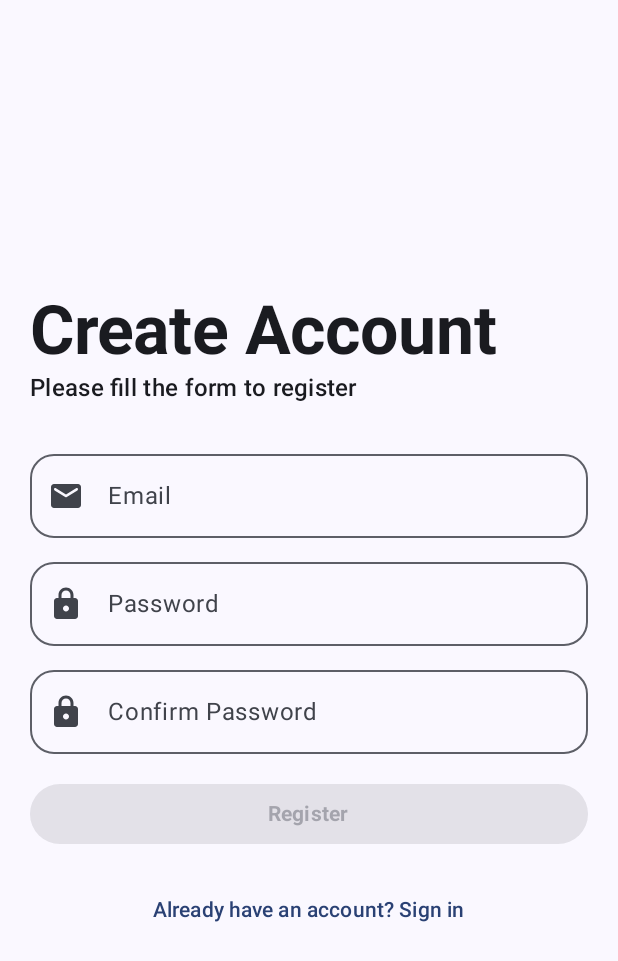
After one commit to mraihanprtm/voltix, an Android app built with Jetpack Compose: the RegisterScreen screen opened through its navigation route, on a phone screen of 412 x 824 dp. The commit adds this screen. Shown: the top 961 px of the screen. Run offline under Robolectric (Android 15) with nearby library versions, the phone set to English and light mode, and no system bars; our stand-ins replace Dagger/Hilt's generated code, Firebase (no records; nobody signed in at launch, a user with empty details on screens opened directly).

Commit message:
feat : login and register
support login and register via Email/Password or Google

```diff
--- a/app/src/main/java/com/example/voltix/MainActivity.kt
+++ b/app/src/main/java/com/example/voltix/MainActivity.kt
@@ -5,9 +5,10 @@ import androidx.activity.ComponentActivity
 import androidx.activity.compose.setContent
 import androidx.compose.material3.MaterialTheme
 import androidx.compose.material3.Surface
-import com.example.voltix.ui.pages.auth.LoginScreen
-import com.example.voltix.ui.pages.home.HomeScreen
+import androidx.hilt.navigation.compose.hiltViewModel
+import com.example.voltix.ui.components.AppNavigation
 import com.example.voltix.ui.theme.VoltixAppTheme
+import com.example.voltix.viewmodel.auth.LoginViewModel
 import dagger.hilt.android.AndroidEntryPoint
 
 @AndroidEntryPoint
@@ -17,8 +18,8 @@ class MainActivity : ComponentActivity() {
         setContent {
             VoltixAppTheme {
                 Surface(color = MaterialTheme.colorScheme.background) {
-//                    LoginScreen()
-                    HomeScreen()
+                    val loginViewModel: LoginViewModel = hiltViewModel()
+                    AppNavigation(loginViewModel = loginViewModel)
                 }
             }
         }
--- /dev/null
+++ b/app/src/main/java/com/example/voltix/ui/components/Navigation.kt
@@ -0,0 +1,71 @@
+package com.example.voltix.ui.components
+
+import androidx.compose.runtime.Composable
+import androidx.compose.runtime.LaunchedEffect
+import androidx.compose.runtime.collectAsState
+import androidx.compose.runtime.getValue
+import androidx.navigation.NavHostController
+import androidx.navigation.compose.NavHost
+import androidx.navigation.compose.composable
+import androidx.navigation.compose.rememberNavController
+import com.example.voltix.data.remote.response.AuthResponse
+import com.example.voltix.ui.pages.auth.LoginScreen
+import com.example.voltix.ui.pages.auth.RegisterScreen
+import com.example.voltix.ui.pages.home.HomeScreen
+import com.example.voltix.viewmodel.auth.LoginViewModel
+import com.google.firebase.auth.FirebaseAuth
+
+@Composable
+fun AppNavigation(
+    navController: NavHostController = rememberNavController(),
+    loginViewModel: LoginViewModel
+) {
+    val currentUser = FirebaseAuth.getInstance().currentUser
+    val startDestination = if (currentUser != null) "home" else "login"
+
+    val loginState by loginViewModel.loginState.collectAsState()
+
+    // Observe login state changes
+    LaunchedEffect(loginState) {
+        if (loginState is AuthResponse.Success) {
+            navController.navigate("home") {
+                popUpTo("login") { inclusive = true }
+            }
+        }
+    }
+
+    NavHost(navController = navController, startDestination = startDestination) {
+        composable("login") {
+            LoginScreen(
+                loginViewModel = loginViewModel,
+                navigateToRegister = {
+                    navController.navigate("register")
+                }
+            )
+        }
+
+        composable("register") {
+            RegisterScreen(
+                onRegisterSuccess = {
+                    navController.navigate("home") {
+                        popUpTo("login") { inclusive = true }
+                    }
+                },
+                navigateToLogin = {
+                    navController.popBackStack()
+                }
+            )
+        }
+
+        composable("home") {
+            HomeScreen(
+                onSignOut = {
+                    FirebaseAuth.getInstance().signOut()
+                    navController.navigate("login") {
+                        popUpTo("home") { inclusive = true }
+                    }
+                }
+            )
+        }
+    }
+}
--- /dev/null
+++ b/app/src/main/java/com/example/voltix/ui/pages/auth/RegisterScreen.kt
@@ -0,0 +1,112 @@
+package com.example.voltix.ui.pages.auth
+
+import androidx.compose.foundation.layout.*
+import androidx.compose.foundation.shape.RoundedCornerShape
+import androidx.compose.material.icons.Icons
+import androidx.compose.material.icons.rounded.Email
+import androidx.compose.material.icons.rounded.Lock
+import androidx.compose.material3.*
+import androidx.compose.runtime.*
+import androidx.compose.ui.Alignment
+import androidx.compose.ui.Modifier
+import androidx.compose.ui.text.font.FontWeight
+import androidx.compose.ui.text.input.PasswordVisualTransformation
+import androidx.compose.ui.unit.dp
+import androidx.hilt.navigation.compose.hiltViewModel
+import com.example.voltix.data.remote.response.AuthResponse
+import com.example.voltix.viewmodel.auth.RegisterViewModel
+
+@Composable
+fun RegisterScreen(
+    registerViewModel: RegisterViewModel = hiltViewModel(),
+    onRegisterSuccess: () -> Unit,
+    navigateToLogin: () -> Unit
+) {
+    var email by remember { mutableStateOf("") }
+    var password by remember { mutableStateOf("") }
+    var confirmPassword by remember { mutableStateOf("") }
+
+    val registerState by registerViewModel.registerState.collectAsState()
+
+    LaunchedEffect(registerState) {
+        if (registerState is AuthResponse.Success) {
+            onRegisterSuccess()
+        }
+    }
+
+    Column(
+        modifier = Modifier
+            .fillMaxSize()
+            .padding(20.dp),
+        verticalArrangement = Arrangement.Center
+    ) {
+        Text("Create Account", style = MaterialTheme.typography.displayMedium, fontWeight = FontWeight.Bold)
+        Text("Please fill the form to register", style = MaterialTheme.typography.titleMedium)
+
+        Spacer(modifier = Modifier.height(32.dp))
+
+        OutlinedTextField(
+            value = email,
+            onValueChange = { email = it },
+            placeholder = { Text("Email") },
+            leadingIcon = { Icon(Icons.Rounded.Email, contentDescription = null) },
+            shape = RoundedCornerShape(16.dp),
+            modifier = Modifier.fillMaxWidth()
+        )
+
+        Spacer(modifier = Modifier.height(16.dp))
+
+        OutlinedTextField(
+            value = password,
+            onValueChange = { password = it },
+            placeholder = { Text("Password") },
+            leadingIcon = { Icon(Icons.Rounded.Lock, contentDescription = null) },
+            visualTransformation = PasswordVisualTransformation(),
+            shape = RoundedCornerShape(16.dp),
+            modifier = Modifier.fillMaxWidth()
+        )
+
+        Spacer(modifier = Modifier.height(16.dp))
+
+        OutlinedTextField(
+            value = confirmPassword,
+            onValueChange = { confirmPassword = it },
+            placeholder = { Text("Confirm Password") },
+            leadingIcon = { Icon(Icons.Rounded.Lock, contentDescription = null) },
+            visualTransformation = PasswordVisualTransformation(),
+            shape = RoundedCornerShape(16.dp),
+            modifier = Modifier.fillMaxWidth()
+        )
+
+        Spacer(modifier = Modifier.height(16.dp))
+
+        Button(
+            onClick = {
+                if (password == confirmPassword) {
+                    registerViewModel.registerWithEmail(email, password)
+                }
+            },
+            modifier = Modifier.fillMaxWidth(),
+            enabled = email.isNotEmpty() && password.isNotEmpty() && password == confirmPassword
+        ) {
+            Text("Register", fontWeight = FontWeight.Bold)
+        }
+
+        Spacer(modifier = Modifier.height(16.dp))
+
+        TextButton(
+            onClick = navigateToLogin,
+            modifier = Modifier.align(Alignment.CenterHorizontally)
+        ) {
+            Text("Already have an account? Sign in")
+        }
+
+        if (registerState is AuthResponse.Error) {
+            Text((registerState as AuthResponse.Error).message, color = MaterialTheme.colorScheme.error)
+        }
+
+        if (password != confirmPassword && confirmPassword.isNotEmpty()) {
+            Text("Passwords do not match", color = MaterialTheme.colorScheme.error)
+        }
+    }
+}
--- a/app/src/main/java/com/example/voltix/ui/pages/home/HomeScreen.kt
+++ b/app/src/main/java/com/example/voltix/ui/pages/home/HomeScreen.kt
@@ -1,39 +1,57 @@
 package com.example.voltix.ui.pages.home
 
-import androidx.compose.foundation.Image
 import androidx.compose.foundation.layout.*
+import androidx.compose.material.icons.Icons
+import androidx.compose.material.icons.automirrored.filled.ExitToApp
+import androidx.compose.material.icons.filled.ExitToApp
 import androidx.compose.material3.*
-import androidx.compose.runtime.*
+import androidx.compose.runtime.Composable
 import androidx.compose.ui.Alignment
 import androidx.compose.ui.Modifier
+import androidx.compose.ui.text.font.FontWeight
 import androidx.compose.ui.unit.dp
-import coil3.compose.rememberAsyncImagePainter
 import com.google.firebase.auth.FirebaseAuth
 
 @Composable
-fun HomeScreen() {
-    val user = FirebaseAuth.getInstance().currentUser
+fun HomeScreen(
+    onSignOut: () -> Unit = {}
+) {
+    val currentUser = FirebaseAuth.getInstance().currentUser
 
     Column(
         modifier = Modifier
             .fillMaxSize()
-            .padding(24.dp),
-        horizontalAlignment = Alignment.CenterHorizontally,
-        verticalArrangement = Arrangement.Center
+            .padding(20.dp),
+        verticalArrangement = Arrangement.Center,
+        horizontalAlignment = Alignment.CenterHorizontally
     ) {
-        user?.photoUrl?.let {
-            Image(
-                painter = rememberAsyncImagePainter(it),
-                contentDescription = "Profile Picture",
-                modifier = Modifier
-                    .size(100.dp)
-                    .padding(bottom = 16.dp)
-            )
-        }
+        Text(
+            "Welcome to Voltix!",
+            style = MaterialTheme.typography.headlineLarge,
+            fontWeight = FontWeight.Bold
+        )
+
+        Spacer(modifier = Modifier.height(16.dp))
 
         Text(
-            text = "Welcome, ${user?.displayName ?: "User"}!",
-            style = MaterialTheme.typography.headlineSmall
+            "You are signed in as: ${currentUser?.email ?: "Guest"}",
+            style = MaterialTheme.typography.bodyLarge
         )
+
+        Spacer(modifier = Modifier.height(32.dp))
+
+        Button(
+            onClick = onSignOut,
+            colors = ButtonDefaults.buttonColors(
+                containerColor = MaterialTheme.colorScheme.error
+            )
+        ) {
+            Icon(
+                imageVector = Icons.AutoMirrored.Filled.ExitToApp,
+                contentDescription = "Sign Out"
+            )
+            Spacer(modifier = Modifier.width(8.dp))
+            Text("Sign Out")
+        }
     }
 }
--- /dev/null
+++ b/app/src/main/java/com/example/voltix/viewmodel/auth/RegisterViewModel.kt
@@ -0,0 +1,30 @@
+package com.example.voltix.viewmodel.auth
+
+import androidx.lifecycle.ViewModel
+import androidx.lifecycle.viewModelScope
+import com.example.voltix.data.remote.AuthManager
+import com.example.voltix.data.remote.response.AuthResponse
+import dagger.hilt.android.lifecycle.HiltViewModel
+import kotlinx.coroutines.flow.MutableStateFlow
+import kotlinx.coroutines.flow.StateFlow
+import kotlinx.coroutines.flow.collectLatest
+import kotlinx.coroutines.launch
+import javax.inject.Inject
+
+@HiltViewModel
+class RegisterViewModel @Inject constructor(
+    private val authManager: AuthManager
+) : ViewModel() {
+
+    private val _registerState = MutableStateFlow<AuthResponse?>(null)
+    val registerState: StateFlow<AuthResponse?> = _registerState
+
+    fun registerWithEmail(email: String, password: String) {
+        viewModelScope.launch {
+            authManager.createAccountWithEmail(email, password)
+                .collectLatest {
+                    _registerState.value = it
+                }
+        }
+    }
+}
```
Also changed, not shown: app/src/main/java/com/example/voltix/ui/pages/auth/LoginScreen.kt (+14 -2 lines).
